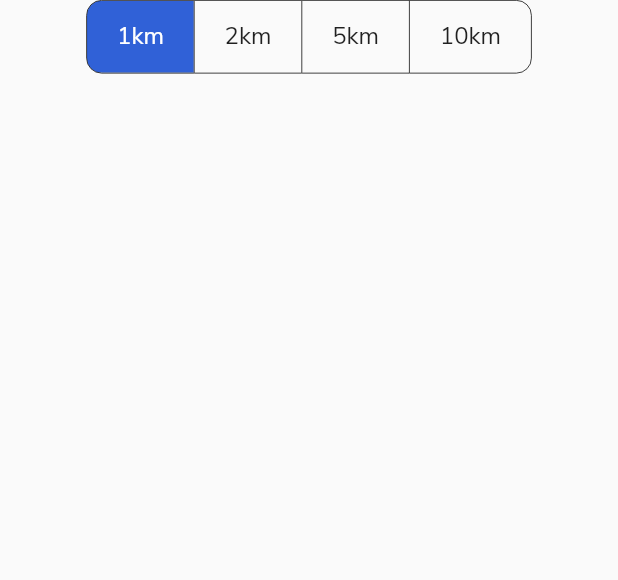
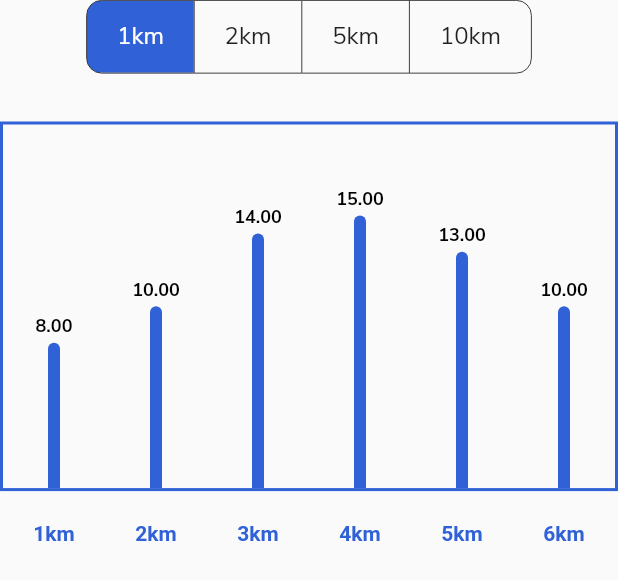
Before and after one commit to F-Y-E-F/Live-Ride-Flutter-App, a Flutter app: the TripChart widget shown alone on an empty page, opened directly, on a phone screen of 412 x 824 dp. Shown: the top 580 px of the screen. Run offline on Flutter 3.47's test engine with Material 2 defaults, Android fonts, the phone set to English and light mode, and no system bars; drawn by our look-alikes of fl_chart; our stand-ins replace flutter_colorpicker, geolocator, google_maps_flutter, sqflite; accounts and stored records are empty.

Commit message:
complete chart design

```diff
--- a/lib/main.dart
+++ b/lib/main.dart
@@ -3,7 +3,6 @@ import 'package:live_ride/providers/trips_provider.dart';
 import 'package:provider/provider.dart';
 import './screens/trips_screen.dart';
 import './screens/add_trip_screen.dart';
-import './screens/ride_screen.dart';
 
 void main() {
   runApp(LiveRide());
--- a/lib/widgets/trip_chart.dart
+++ b/lib/widgets/trip_chart.dart
@@ -1,7 +1,7 @@
-import 'dart:math';
-
 import 'package:fl_chart/fl_chart.dart';
+import 'package:flutter/cupertino.dart';
 import 'package:flutter/material.dart';
+import 'package:flutter/widgets.dart';
 
 class TripChart extends StatefulWidget {
   @override
@@ -10,6 +10,7 @@ class TripChart extends StatefulWidget {
 
 class _TripChartState extends State<TripChart> {
   List<bool> isSelected = [true, false, false, false];
+
   @override
   Widget build(BuildContext context) {
     final theme = Theme.of(context);
@@ -24,175 +25,170 @@ class _TripChartState extends State<TripChart> {
           borderRadius: BorderRadius.circular(10),
           children: <Widget>[
             Padding(
-              padding: const EdgeInsets.symmetric(horizontal: 20,vertical: 8),
+              padding: const EdgeInsets.symmetric(horizontal: 20, vertical: 8),
               child: Text(
                 '1km',
-                style: const TextStyle(fontSize: 16,fontFamily: 'Nunito'),
+                style: const TextStyle(fontSize: 16, fontFamily: 'Nunito'),
               ),
             ),
             Padding(
-              padding: const EdgeInsets.symmetric(horizontal: 20,vertical: 8),
+              padding: const EdgeInsets.symmetric(horizontal: 20, vertical: 8),
               child: Text(
                 '2km',
-                style: const TextStyle(fontSize: 16,fontFamily: 'Nunito'),
+                style: const TextStyle(fontSize: 16, fontFamily: 'Nunito'),
               ),
             ),
             Padding(
-              padding: const EdgeInsets.symmetric(horizontal: 20,vertical: 8),
+              padding: const EdgeInsets.symmetric(horizontal: 20, vertical: 8),
               child: Text(
                 '5km',
-                style: const TextStyle(fontSize: 16,fontFamily: 'Nunito'),
+                style: const TextStyle(fontSize: 16, fontFamily: 'Nunito'),
               ),
             ),
             Padding(
-              padding: const EdgeInsets.symmetric(horizontal: 20,vertical: 8),
+              padding: const EdgeInsets.symmetric(horizontal: 20, vertical: 8),
               child: Text(
                 '10km',
-                style: const TextStyle(fontSize: 16,fontFamily: 'Nunito'),
+                style: const TextStyle(fontSize: 16, fontFamily: 'Nunito'),
               ),
             ),
           ],
           onPressed: (int index) {
             setState(() {
-              for (int i = 0; i < isSelected.length; i++) {
+              for (int i = 0; i < isSelected.length; i++)
                 isSelected[i] = i == index;
-              }
             });
           },
           isSelected: isSelected,
         ),
         Container(
           margin: const EdgeInsets.only(top: 32),
-          // child: BarChart(
-          //     BarChartData(
-          //       barTouchData: BarTouchData(
-          //         touchTooltipData: BarTouchTooltipData(
-          //             tooltipBgColor: Colors.blueGrey,
-          //             getTooltipItem: (group, groupIndex, rod, rodIndex) {
-          //               String weekDay;
-          //               switch (group.x.toInt()) {
-          //                 case 0:
-          //                   weekDay = 'Monday';
-          //                   break;
-          //                 case 1:
-          //                   weekDay = 'Tuesday';
-          //                   break;
-          //                 case 2:
-          //                   weekDay = 'Wednesday';
-          //                   break;
-          //                 case 3:
-          //                   weekDay = 'Thursday';
-          //                   break;
-          //                 case 4:
-          //                   weekDay = 'Friday';
-          //                   break;
-          //                 case 5:
-          //                   weekDay = 'Saturday';
-          //                   break;
-          //                 case 6:
-          //                   weekDay = 'Sunday';
-          //                   break;
-          //               }
-          //               return BarTooltipItem(
-          //                   weekDay + '\n' + (rod.y - 1).toString(),
-          //                   TextStyle(color: Colors.yellow));
-          //             }),
-          //       ),
-          //       titlesData: FlTitlesData(
-          //         show: true,
-          //         leftTitles: SideTitles(
-          //             showTitles: true,
-          //             getTextStyles: (value) => const TextStyle(
-          //                 color: Colors.black,
-          //                 fontWeight: FontWeight.bold,
-          //                 fontSize: 14),
-          //             getTitles: (double value) {
-          //               return "1";
-          //             }),
-          //         bottomTitles: SideTitles(
-          //           showTitles: true,
-          //           getTextStyles: (value) => const TextStyle(
-          //               color: Colors.black,
-          //               fontWeight: FontWeight.bold,
-          //               fontSize: 14),
-          //           margin: 16,
-          //           getTitles: (double value) {
-          //             switch (value.toInt()) {
-          //               case 0:
-          //                 return 'M';
-          //               case 1:
-          //                 return 'T';
-          //               case 2:
-          //                 return 'W';
-          //               case 3:
-          //                 return 'T';
-          //               case 4:
-          //                 return 'F';
-          //               case 5:
-          //                 return 'S';
-          //               case 6:
-          //                 return 'S';
-          //               default:
-          //                 return '';
-          //             }
-          //           },
-          //         ),
-          //       ),
-          //       borderData: FlBorderData(
-          //         show: false,
-          //       ),
-          //       barGroups: showingGroups(),
-          //     ),
-          //     swapAnimationDuration: Duration(seconds: 1)),
+          child: BarChart(mainData()),
         ),
       ],
     );
   }
 
-  List<BarChartGroupData> showingGroups() => List.generate(15, (i) {
-        switch (i) {
+  BarChartData mainData() {
+    final color = Theme.of(context).primaryColor;
+    const radius = BorderRadius.only(topLeft: Radius.circular(20),topRight: Radius.circular(20));
+    return BarChartData(
+      alignment: BarChartAlignment.spaceAround,
+      maxY: 20,
+      minY: 0,
+      barTouchData: BarTouchData(
+        enabled: false,
+        touchTooltipData: BarTouchTooltipData(
+          tooltipBgColor: Colors.transparent,
+          tooltipPadding: const EdgeInsets.all(0),
+          tooltipBottomMargin: 3,
+          getTooltipItem: (
+            BarChartGroupData group,
+            int groupIndex,
+            BarChartRodData rod,
+            int rodIndex,
+          ) {
+            return BarTooltipItem(
+              rod.y.toStringAsFixed(2),
+              TextStyle(
+                color: Colors.black,
+                fontWeight: FontWeight.w700,
+                fontFamily: 'Nunito',
+                fontSize: 12
+              ),
+            );
+          },
+        ),
+      ),
+      titlesData: FlTitlesData(
+        show: true,
+        bottomTitles: SideTitles(
+          showTitles: true,
+          getTextStyles: (value) => const TextStyle(
+              color: const Color(0xff3061D7),
+              fontWeight: FontWeight.bold,
+              fontSize: 14),
+          margin: 20,
+          getTitles: (double value) {
+            print(value);
+            switch (value.toInt()) {
               case 0:
-            return makeGroupData(0, 5);
+                return '1km';
               case 1:
-            return makeGroupData(1, 6.5);
+                return '2km';
               case 2:
-            return makeGroupData(2, 5);
+                return '3km';
               case 3:
-            return makeGroupData(3, 7.5);
+                return '4km';
               case 4:
-            return makeGroupData(4, 9);
+                return '5km';
               case 5:
-            return makeGroupData(5, 11.5);
+                return '6km';
               case 6:
-            return makeGroupData(6, 6.5);
+                return '7km';
               default:
-            return makeGroupData(i + 1, 6.5);
+                return '';
             }
-      });
-
-  BarChartGroupData makeGroupData(
-    int x,
-    double y, {
-    bool isTouched = false,
-    Color barColor = Colors.white,
-    double width = 10,
-    List<int> showTooltips = const [],
-  }) {
-    return BarChartGroupData(
-      x: x,
+          },
+        ),
+        leftTitles: SideTitles(showTitles: false),
+      ),
+      borderData: FlBorderData(
+          show: true,
+          border: Border.all(
+              width: 2,
+              color: color,
+              style: BorderStyle.solid)),
+      barGroups: [
+        BarChartGroupData(
+          x: 0,
           barRods: [
             BarChartRodData(
-          y: y,
-          colors: isTouched ? [Colors.red] : [barColor],
-          width: width,
-          backDrawRodData: BackgroundBarChartRodData(
-            show: true,
-            y: 20,
-            colors: [Colors.blue],
+                y: 8, colors: [color],borderRadius: radius,)
+          ],
+          showingTooltipIndicators: [0],
         ),
+        BarChartGroupData(
+          x: 1,
+          barRods: [
+            BarChartRodData(
+                y: 10, colors: [color],borderRadius: radius)
+          ],
+          showingTooltipIndicators: [0],
+        ),
+        BarChartGroupData(
+          x: 2,
+          barRods: [
+            BarChartRodData(
+                y: 14, colors: [color],borderRadius: radius)
+          ],
+          showingTooltipIndicators: [0],
+        ),
+        BarChartGroupData(
+          x: 3,
+          barRods: [
+            BarChartRodData(
+                y: 15, colors: [color],borderRadius: radius)
+          ],
+          showingTooltipIndicators: [0],
+        ),
+        BarChartGroupData(
+          x: 4,
+          barRods: [
+            BarChartRodData(
+                y: 13, colors: [color],borderRadius: radius)
+          ],
+          showingTooltipIndicators: [0],
+        ),
+        BarChartGroupData(
+          x: 5,
+          barRods: [
+            BarChartRodData(
+                y: 10, colors: [color],borderRadius: radius)
+          ],
+          showingTooltipIndicators: [0],
         ),
       ],
-      showingTooltipIndicators: showTooltips,
     );
   }
 }
```
Lines whose indentation alone changed are shown as unchanged.
